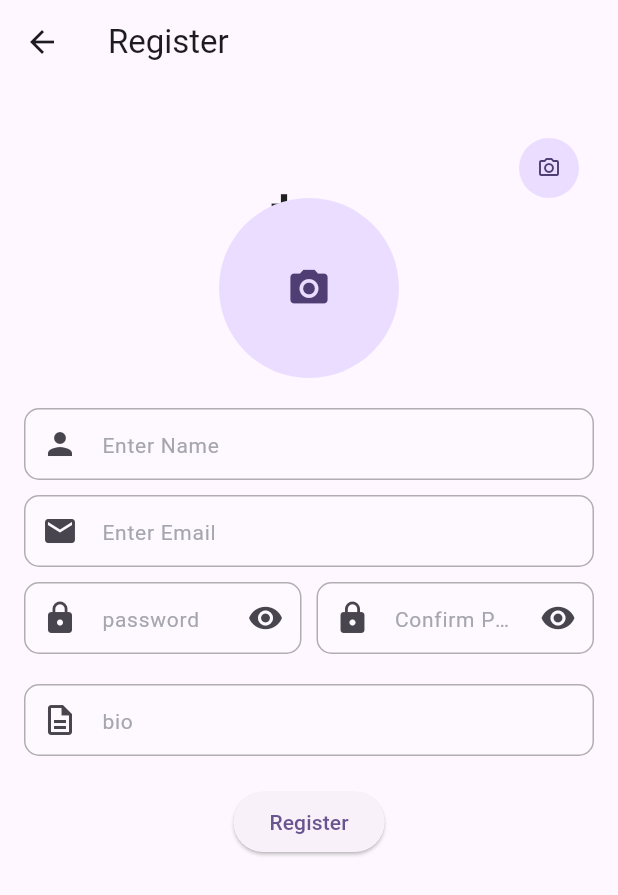
After one commit to MohameHassan139/barber, a Flutter app: the screen it shows after launch, after a tap on "Sigin as barber", on a phone screen of 412 x 824 dp. The commit adds this screen. Shown: the top 895 px of the screen. Run offline on Flutter 3.47's test engine with Material 3 defaults, Android fonts, the phone set to English and light mode, and no system bars; our stand-ins replace bloc, cached_network_image, cloud_firestore, firebase_auth, firebase_core, firebase_storage and 5 more; accounts and stored records are empty; network calls fail.

Commit message:
add barber design

```diff
--- /dev/null
+++ b/lib/features/auth/controller/register_barber_cubit/register_barber_cubit.dart
@@ -0,0 +1,148 @@
+import 'dart:io';
+import 'dart:math';
+import 'package:bloc/bloc.dart';
+import 'package:firebase_core/firebase_core.dart' as firebase_core;
+import 'package:firebase_storage/firebase_storage.dart';
+import 'package:flutter/material.dart';
+import 'package:image_picker/image_picker.dart';
+import 'package:cloud_firestore/cloud_firestore.dart';
+
+import 'register_barner_state.dart';
+
+// States for RegistrationCubit
+
+class RegistrationCubit extends Cubit<RegistrationState> {
+  RegistrationCubit() : super(RegistrationInitial());
+
+  String? userId;
+  String? profileUrl;
+  String? coverUrl;
+  final storage = FirebaseStorage.instance;
+  final ImagePicker picker = ImagePicker();
+  File? backgroundImage;
+  File? profileImage;
+  TextEditingController nameController = TextEditingController();
+  TextEditingController emailController = TextEditingController();
+  TextEditingController passwordController = TextEditingController();
+  TextEditingController bioController = TextEditingController();
+  TextEditingController phoneController = TextEditingController();
+  late CollectionReference users =
+      FirebaseFirestore.instance.collection('users');
+  late DocumentReference doc;
+  int rand = Random().nextInt(9999999);
+
+  @override
+  // void onInit() {
+  //   userId = CacheHelper.prefs?.getString('userId');
+  //   users = FirebaseFirestore.instance.collection('users');
+  //   doc = users.doc(userId);
+  //   super.onInit();
+  // }
+
+  Future<void> pickBackgroundImage() async {
+    final pickerFile = await picker.pickImage(source: ImageSource.gallery);
+    if (pickerFile != null) {
+      backgroundImage = File(pickerFile.path);
+      emit(RegistrationImagePicked());
+    } else {
+      emit(RegistrationError('No Image Selected'));
+    }
+  }
+
+  Future<void> pickProfileImage() async {
+    final pickerFile = await picker.pickImage(source: ImageSource.gallery);
+    if (pickerFile != null) {
+      profileImage = File(pickerFile.path);
+      emit(RegistrationImagePicked());
+    } else {
+      emit(RegistrationError('No Image Selected'));
+    }
+  }
+
+  Future<void> uploadProfileImage() async {
+    if (profileImage != null) {
+      emit(RegistrationLoading());
+      try {
+        var uploadTask = await storage
+            .ref()
+            .child(
+                'users/$userId/$rand${Uri.file(profileImage!.path).pathSegments.last}')
+            .putFile(profileImage!);
+        profileUrl = await uploadTask.ref.getDownloadURL();
+        emit(RegistrationSuccess());
+      } on firebase_core.FirebaseException catch (e) {
+        emit(RegistrationError(e.toString()));
+      }
+    }
+  }
+
+  Future<void> uploadBackgroundImage() async {
+    if (backgroundImage != null) {
+      emit(RegistrationLoading());
+      try {
+        var uploadTask = await storage
+            .ref()
+            .child(
+                'users/$userId/$rand${Uri.file(backgroundImage!.path).pathSegments.last}')
+            .putFile(backgroundImage!);
+        coverUrl = await uploadTask.ref.getDownloadURL();
+        emit(RegistrationSuccess());
+      } on firebase_core.FirebaseException catch (e) {
+        emit(RegistrationError(e.toString()));
+      }
+    }
+  }
+
+  Future<void> registerUser({
+    required String name,
+    required String email,
+    required String password,
+    String? bio,
+    String? phone,
+  }) async {
+    emit(RegistrationLoading());
+    try {
+      if (profileImage != null) {
+        await uploadProfileImage();
+      }
+      if (backgroundImage != null) {
+        await uploadBackgroundImage();
+      }
+      await users.doc(userId).set({
+        'name': name,
+        'email': email,
+        'password': password,
+        'bio': bio,
+        'phone': phone,
+        'profileImage': profileUrl,
+        'coverImage': coverUrl,
+      });
+      emit(RegistrationSuccess());
+    } catch (e) {
+      emit(RegistrationError(e.toString()));
+    }
+  }
+
+  // Controllers to manage password inputs
+  TextEditingController passwordTextController = TextEditingController();
+  TextEditingController rePasswordTextController = TextEditingController();
+  bool isPasswordHidde = true;
+
+  // Toggle password visibility
+  void togglePasswordVisibility() {
+    emit(PasswordHiddenState(isPasswordHidden: !isPasswordHidde));
+  }
+
+  // Check if passwords match
+  void checkPasswordsMatch() {
+    final password = passwordTextController.text;
+    final confirmPassword = rePasswordTextController.text;
+    emit(PasswordMatchState(passwordsMatch: password == confirmPassword));
+  }
+
+  // Perform full validation before submitting
+  bool validateForm() {
+    checkPasswordsMatch(); // Ensure passwords match before submission
+    return PasswordMatchState().passwordsMatch;
+  }
+}
--- /dev/null
+++ b/lib/features/auth/controller/register_barber_cubit/register_barner_state.dart
@@ -0,0 +1,27 @@
+abstract class RegistrationState {}
+
+class RegistrationInitial extends RegistrationState {}
+
+class RegistrationLoading extends RegistrationState {}
+
+class RegistrationImagePicked extends RegistrationState {}
+
+class RegistrationSuccess extends RegistrationState {}
+
+class RegistrationError extends RegistrationState {
+  final String error;
+  RegistrationError(this.error);
+}
+
+class PasswordHiddenState extends RegistrationState {
+  final bool isPasswordHidden;
+  PasswordHiddenState({this.isPasswordHidden = true});
+}
+
+class PasswordMatchState extends RegistrationState {
+  final bool passwordsMatch;
+
+  PasswordMatchState({
+    this.passwordsMatch = true,
+  });
+}
--- /dev/null
+++ b/lib/features/auth/view/User_type_screen.dart
@@ -0,0 +1,39 @@
+import 'package:flutter/material.dart';
+
+import 'login_screen.dart';
+import 'register_barber_screen.dart';
+import 'register_uesr_screen.dart';
+
+class UserTypeScreen extends StatelessWidget {
+  const UserTypeScreen({super.key});
+
+  @override
+  Widget build(BuildContext context) {
+    return Scaffold(
+      body: Center(
+        child: Column(
+          mainAxisAlignment: MainAxisAlignment.center,
+          children: [
+            ElevatedButton(
+                onPressed: () {
+                  Navigator.push(context, MaterialPageRoute(builder: (context) {
+                    return const RegisterScreen();
+                  }));
+                },
+                child: const Text('Sigin as Customer')),
+            const SizedBox(
+              height: 20,
+            ),
+            ElevatedButton(
+                onPressed: () {
+                  Navigator.push(context, MaterialPageRoute(builder: (context) {
+                    return RegistrationBarberScreen();
+                  }));
+                },
+                child: const Text('  Sigin as barber  ')),
+          ],
+        ),
+      ),
+    );
+  }
+}
--- /dev/null
+++ b/lib/features/auth/view/register_barber_screen.dart
@@ -0,0 +1,222 @@
+import 'dart:io';
+
+import 'package:flutter/material.dart';
+import 'package:flutter_bloc/flutter_bloc.dart';
+import 'package:form_validator/form_validator.dart';
+
+import '../../../core/component/custom_textformfield.dart';
+import '../controller/register_barber_cubit/register_barber_cubit.dart';
+import '../controller/register_barber_cubit/register_barner_state.dart';
+
+class RegistrationBarberScreen extends StatelessWidget {
+  const RegistrationBarberScreen({Key? key}) : super(key: key);
+
+  @override
+  Widget build(BuildContext context) {
+    return BlocProvider(
+      create: (_) {
+        return RegistrationCubit();
+      },
+      child: Scaffold(
+        appBar: AppBar(
+          title: const Text('Register'),
+        ),
+        body: BlocConsumer<RegistrationCubit, RegistrationState>(
+          listener: (context, state) {
+            if (state is RegistrationError) {
+              ScaffoldMessenger.of(context)
+                  .showSnackBar(SnackBar(content: Text(state.error)));
+            }
+          },
+          builder: (context, state) {
+            final controller = context.read<RegistrationCubit>();
+            return Padding(
+              padding: const EdgeInsets.all(16.0),
+              child: SingleChildScrollView(
+                child: Column(
+                  children: [
+                    if (state is RegistrationLoading)
+                      const LinearProgressIndicator(),
+                    const SizedBox(height: 10),
+                    // Profile Image picker
+                    Stack(
+                      alignment: AlignmentDirectional.bottomCenter,
+                      children: [
+                        Align(
+                          alignment: AlignmentDirectional.topCenter,
+                          child: Stack(
+                            alignment: AlignmentDirectional.topEnd,
+                            children: [
+                              Container(
+                                height: 140,
+                                width: double.infinity,
+                                decoration: BoxDecoration(
+                                  borderRadius: const BorderRadius.only(
+                                    topLeft: Radius.circular(5),
+                                    topRight: Radius.circular(5),
+                                  ),
+                                  image: controller.backgroundImage != null
+                                      ? DecorationImage(
+                                          image: FileImage(File(controller
+                                              .backgroundImage!.path)),
+                                          fit: BoxFit.cover,
+                                        )
+                                      : null,
+                                ),
+                                child: controller.backgroundImage == null
+                                    ? const Icon(
+                                        Icons.add_a_photo,
+                                        size: 50,
+                                      )
+                                    : null,
+                              ),
+                              const SizedBox(
+                                height: 170,
+                              ),
+                              Padding(
+                                padding: const EdgeInsets.all(10.0),
+                                child: CircleAvatar(
+                                  radius: 20,
+                                  child: IconButton(
+                                    onPressed: () {
+                                      controller.pickBackgroundImage();
+                                    },
+                                    icon: const Icon(
+                                      Icons.camera_alt_outlined,
+                                      size: 16,
+                                    ),
+                                  ),
+                                ),
+                              ),
+                            ],
+                          ),
+                        ),
+                        GestureDetector(
+                          onTap: () => controller.pickProfileImage(),
+                          child: CircleAvatar(
+                            radius: 60,
+                            backgroundImage: controller.profileImage != null
+                                ? FileImage(controller.profileImage!)
+                                : null,
+                            child: controller.profileImage == null
+                                ? const Icon(Icons.camera_alt, size: 30)
+                                : null,
+                          ),
+                        ),
+                      ],
+                    ),
+                    const SizedBox(height: 20),
+                    CustomTextFormField(
+                      hintText: 'Enter Name',
+                      labelText: 'Name',
+                      textController: controller.nameController,
+                      fieldType: TextInputType.name,
+                      prefixIcon: const Icon(Icons.person),
+                    ),
+                    const SizedBox(height: 10),
+                    CustomTextFormField(
+                      hintText: 'Enter Email',
+                      labelText: 'Email',
+                      textController: controller.emailController,
+                      fieldType: TextInputType.emailAddress,
+                      prefixIcon: const Icon(Icons.email),
+                    ),
+                    const SizedBox(height: 10),
+                    BlocBuilder<RegistrationCubit, RegistrationState>(
+                      builder: (context, state) {
+                        var cubit = context.read<RegistrationCubit>();
+                        return Column(
+                          children: [
+                            Row(
+                              children: [
+                                Expanded(
+                                  child: CustomTextFormField(
+                                    labelText: 'Password',
+                                    ispassword: cubit.isPasswordHidde,
+                                    textController:
+                                        cubit.passwordTextController,
+                                    prefixIcon: const Icon(Icons.lock),
+                                    suffix: IconButton(
+                                      icon: Icon(cubit.isPasswordHidde
+                                          ? Icons.visibility
+                                          : Icons.visibility_off),
+                                      onPressed: () {
+                                        cubit.togglePasswordVisibility();
+                                      },
+                                    ),
+                                    validator: ValidationBuilder()
+                                        .minLength(3,
+                                            'Password must be at least 3 characters')
+                                        .maxLength(50,
+                                            'Password cannot exceed 50 characters')
+                                        .build(),
+                                    hintText: 'password',
+                                  ),
+                                ),
+                                const SizedBox(width: 10),
+                                Expanded(
+                                  child: CustomTextFormField(
+                                    labelText: 'Confirm Password',
+                                    ispassword: cubit.isPasswordHidde,
+                                    textController:
+                                        cubit.rePasswordTextController,
+                                    validator: ValidationBuilder()
+                                        .minLength(3,
+                                            'Password must be at least 3 characters')
+                                        .maxLength(50,
+                                            'Password cannot exceed 50 characters')
+                                        .build(),
+                                    hintText: 'Confirm Password',
+                                    prefixIcon: const Icon(Icons.lock),
+                                    suffix: IconButton(
+                                      icon: Icon(cubit.isPasswordHidde
+                                          ? Icons.visibility
+                                          : Icons.visibility_off),
+                                      onPressed: () {
+                                        cubit.togglePasswordVisibility();
+                                      },
+                                    ),
+                                  ),
+                                ),
+                              ],
+                            ),
+                            const SizedBox(height: 10),
+                            if (!PasswordMatchState().passwordsMatch)
+                              const Text(
+                                "Passwords do not match",
+                                style: TextStyle(color: Colors.red),
+                              ),
+                          ],
+                        );
+                      },
+                    ),
+
+                    const SizedBox(height: 10),
+                    CustomTextFormField(
+                      hintText: 'bio',
+                      labelText: 'bio',
+                      textController: controller.passwordController,
+                      fieldType: TextInputType.visiblePassword,
+                      prefixIcon: const Icon(Icons.description_outlined),
+                    ),
+                    const SizedBox(height: 20),
+                    ElevatedButton(
+                      onPressed: () {
+                        controller.registerUser(
+                          name: controller.nameController.text,
+                          email: controller.emailController.text,
+                          password: controller.passwordController.text,
+                        );
+                      },
+                      child: const Text('Register'),
+                    ),
+                  ],
+                ),
+              ),
+            );
+          },
+        ),
+      ),
+    );
+  }
+}
--- a/lib/main.dart
+++ b/lib/main.dart
@@ -1,5 +1,6 @@
 import 'package:flutter/material.dart';
 import 'package:firebase_core/firebase_core.dart';
+import 'features/auth/view/User_type_screen.dart';
 import 'features/auth/view/login_screen.dart';
 import 'firebase_options.dart';
 
@@ -24,7 +25,7 @@ class MyApp extends StatelessWidget {
         colorScheme: ColorScheme.fromSeed(seedColor: Colors.deepPurple),
         useMaterial3: true,
       ),
-      home: LoginScreen(),
+      home: UserTypeScreen(),
     );
   }
 }
--- a/pubspec.yaml
+++ b/pubspec.yaml
@@ -29,16 +29,18 @@ environment:
 # versions available, run `flutter pub outdated`.
 dependencies:
   cached_network_image: ^3.4.1
-  cloud_firestore: any
+  cloud_firestore: ^5.4.2
   cupertino_icons: ^1.0.6
   firebase_auth: any
   firebase_core: any
+  firebase_storage: ^12.3.1
   flutter:
     sdk: flutter
   flutter_bloc: ^8.1.6
+  form_validator: ^2.1.1
+  image_picker: ^1.1.2
   shared_preferences: ^2.3.2
   shimmer: ^3.0.0
-  form_validator: ^2.1.1
 
 dev_dependencies:
   flutter_lints: ^3.0.0
```
Also changed, not shown: lib/features/auth/controller/register_cubit/register_cubit.dart (+9 -5 lines), lib/features/auth/view/login_screen.dart (+18 -11 lines), lib/features/auth/view/register_uesr_screen.dart (renamed from lib/features/auth/view/register_screen.dart, +14 -6 lines), lib/features/auth/reservation_view.dart (deleted), pubspec.lock, 6 other files.
